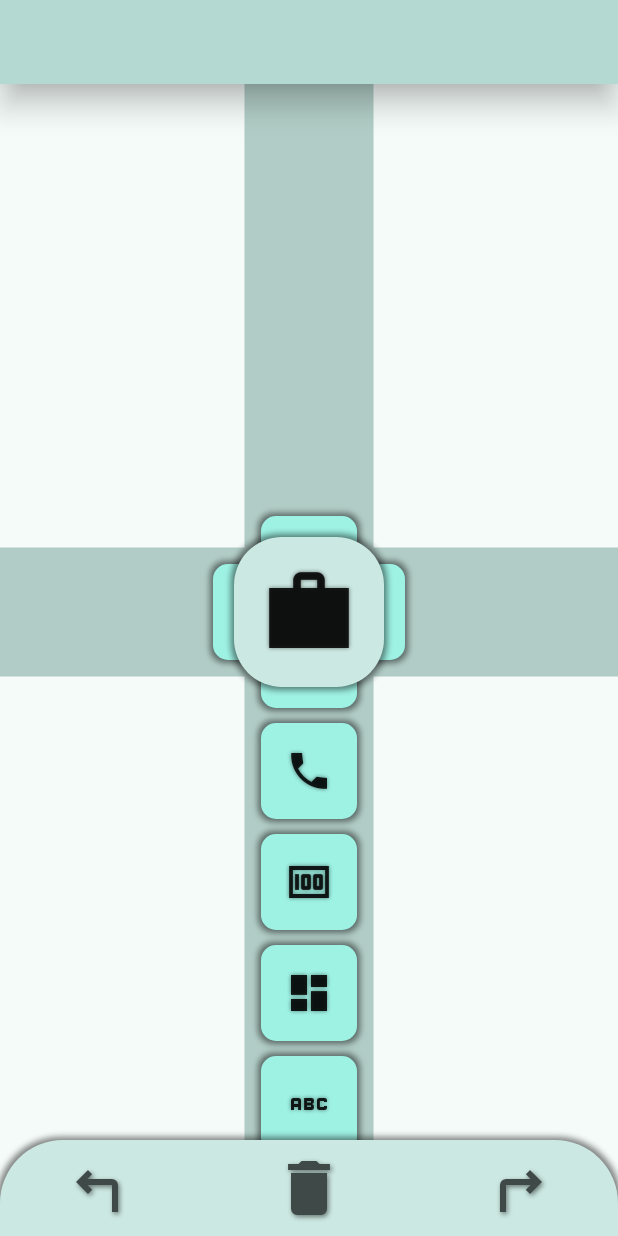
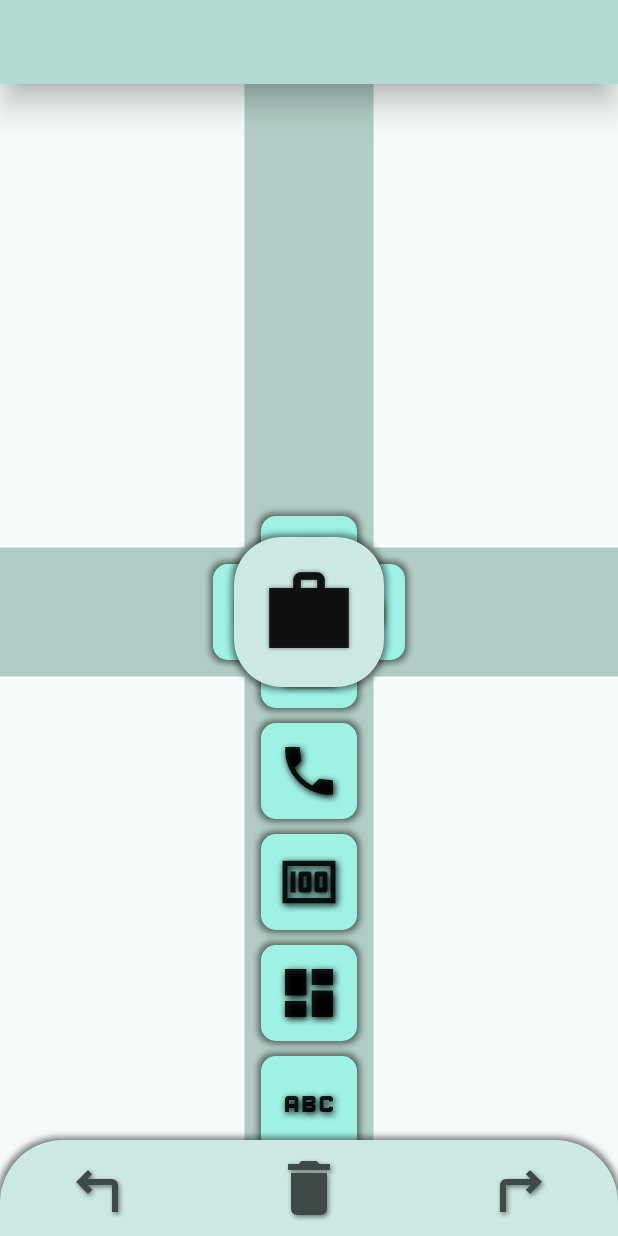
Before and after one commit to QDestTM/material-tap, a Flutter app: the screen it shows after launch, on a phone screen of 412 x 824 dp. Run offline on Flutter 3.47's test engine with Material 3 defaults, Android fonts, the light colour scheme and no system bars; our stand-ins replace wakelock_plus.

Commit message:
ResourceDisplay widget was updated. - Added usage of SizedBox.square. - Increased visibility of shadow for icon.

```diff
--- a/lib/widgets/resource_display.dart
+++ b/lib/widgets/resource_display.dart
@@ -5,16 +5,8 @@ import 'package:flutter/material.dart';
 /// A stateless widget that displays an icon representing a resource.
 class ResourceDisplay extends StatelessWidget
 {
-	static const double defaultIconSize = defaultDispSize / 2.0;
+	static const double defaultIconSize = defaultDispSize / 1.5;
 	static const double defaultDispSize = 64.0;
-
-	static const shadows = <BoxShadow>
-	[
-		BoxShadow(
-			color: Color.fromARGB(124, 0, 0, 0),
-			blurRadius: 3, spreadRadius: 2,
-		),
-	];
 
 	static final borderRadius = BorderRadius.circular(10.0);
 
@@ -48,16 +40,29 @@ class ResourceDisplay extends StatelessWidget
 			decoration: BoxDecoration(
 				color: scheme.primaryFixed,
 				borderRadius: borderRadius,
-				boxShadow: shadows
+
+				boxShadow: const <BoxShadow>
+				[
+					BoxShadow(
+						color: Color.fromARGB(124, 0, 0, 0),
+						blurRadius: 3, spreadRadius: 2,
+					),
+				],
 			),
 
-			child: SizedBox(
-				width: dispSize,
-				height: dispSize,
+			child: SizedBox.square(
+				dimension: dispSize,
 
-				child: Icon(data,
-					size: iconSize,
-					shadows: shadows
+				child: Icon(
+					data, size: iconSize,
+
+					shadows: const <BoxShadow>
+					[
+						BoxShadow(
+							color: Color.fromARGB(255, 0, 0, 0),
+							blurRadius: 6, offset: Offset(1, 1)
+						)
+					]
 				),
 			),
 		);
```
